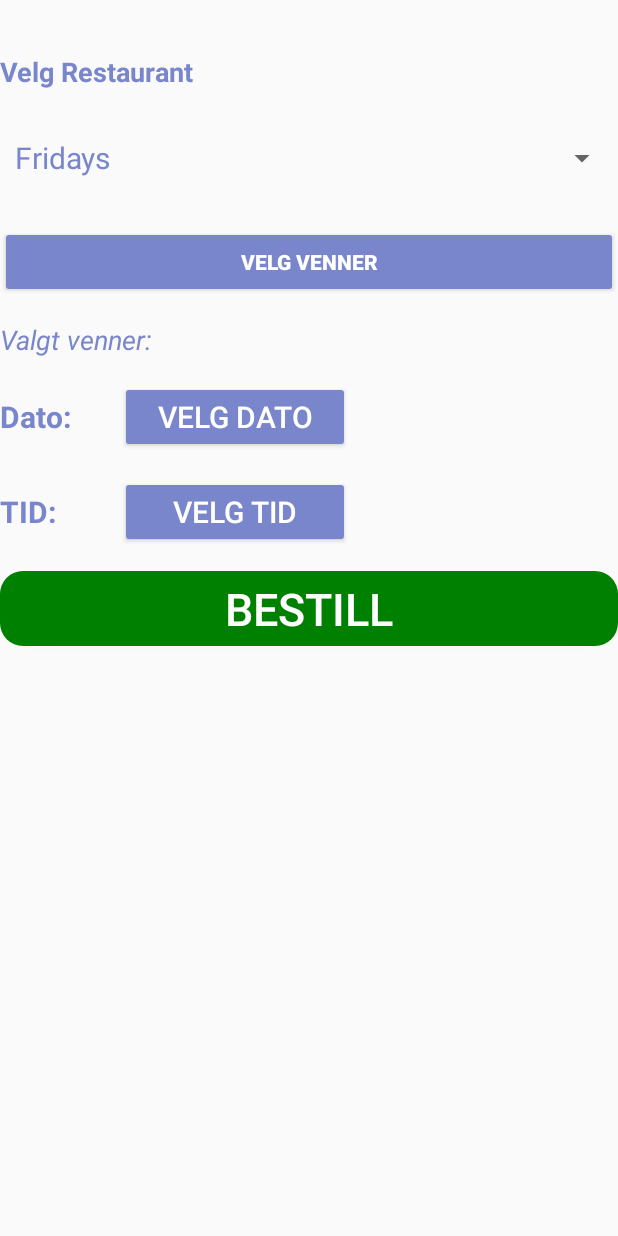
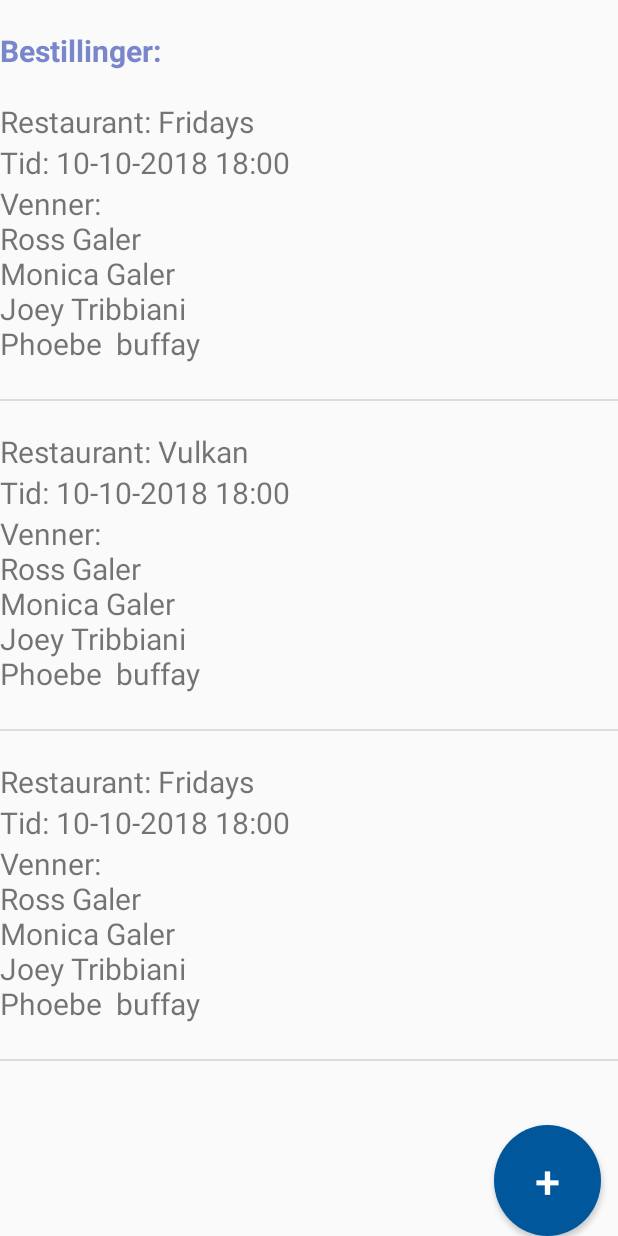
Before and after one commit to abdifatah-bashi/s309854-s309898-Mapp2, an Android app: the screen it shows after launch (BestillingAktivitet before the commit, BestillingListAktivitet after it), after a tap on an icon or button, on a phone screen of 412 x 824 dp. Run offline under Robolectric (Android 15) with nearby library versions, the phone set to English and light mode, and no system bars.

Commit message:
Lagt Bestilling list view

```diff
--- a/app/build.gradle
+++ b/app/build.gradle
@@ -25,4 +25,5 @@ dependencies {
     testImplementation 'junit:junit:4.12'
     androidTestImplementation 'com.android.support.test:runner:1.0.2'
     androidTestImplementation 'com.android.support.test.espresso:espresso-core:3.0.2'
+    implementation 'com.android.support:recyclerview-v7:28.0.0'
 }
--- a/app/src/main/AndroidManifest.xml
+++ b/app/src/main/AndroidManifest.xml
@@ -35,7 +35,8 @@
             android:name=".RedigerVennAktivitet"
             android:parentActivityName=".VennAktivitet" />
         <activity android:name=".BestillingAktivitet" />
-        <activity android:name=".InstillingAktivitet"></activity>
+        <activity android:name=".InstillingAktivitet" />
+        <activity android:name=".BestillingListAktivitet"></activity>
     </application>
 
 </manifest>
--- /dev/null
+++ b/app/src/main/java/oslomet/no/s309898_s309854/BestillingListAktivitet.java
@@ -0,0 +1,63 @@
+package oslomet.no.s309898_s309854;
+
+import android.content.Intent;
+import android.support.v7.app.AppCompatActivity;
+import android.os.Bundle;
+import android.support.v7.widget.LinearLayoutManager;
+import android.support.v7.widget.RecyclerView;
+import android.view.View;
+import android.widget.ListView;
+
+import java.util.ArrayList;
+import java.util.List;
+
+import oslomet.no.s309898_s309854.ListeAdapter.BestillingListeAdapter;
+import oslomet.no.s309898_s309854.ListeAdapter.RestaurantListeAdapter;
+import oslomet.no.s309898_s309854.modeller.Bestilling;
+import oslomet.no.s309898_s309854.modeller.Restaurant;
+import oslomet.no.s309898_s309854.modeller.Venn;
+
+public class BestillingListAktivitet extends AppCompatActivity {
+
+    private ListView listView;
+
+    @Override
+    protected void onCreate(Bundle savedInstanceState) {
+        super.onCreate(savedInstanceState);
+        setContentView(R.layout.aktivitet_bestilling_list);
+
+        listView = findViewById(R.id.bestilling_list_view);
+
+        // Restaurant
+        Restaurant restaurant1= new Restaurant("Fridays");
+        Restaurant restaurant2 = new Restaurant("Vulkan");
+        // Venner
+        ArrayList<Venn> liste = new ArrayList<>();
+        liste.add(new Venn("Ross", "Galer ", "45454567"));
+        liste.add(new Venn("Monica", "Galer ", "45454567"));
+        liste.add(new Venn("Joey", "Tribbiani ", "45454567"));
+        liste.add(new Venn("Phoebe ", "buffay ", "45454567"));
+        // Dato
+        String dato = "10-10-2018";
+        // tid
+        String tid = "18:00";
+        // Opprett list av bestillinger
+        ArrayList<Bestilling> bestillinger = new ArrayList<>();
+        bestillinger.add(new Bestilling(restaurant1, liste, dato, tid) );
+        bestillinger.add(new Bestilling(restaurant2, liste, dato, tid) );
+        bestillinger.add(new Bestilling(restaurant1, liste, dato, tid) );
+
+
+        BestillingListeAdapter adapter = new BestillingListeAdapter(this, R.layout.bestilling_list_view, bestillinger);
+        listView.setAdapter(adapter);
+
+
+    }
+
+
+    public void onNyBestilling(View view ){
+        Intent intent = new Intent(this, BestillingAktivitet.class);
+        startActivity(intent);
+
+    }
+}
--- /dev/null
+++ b/app/src/main/java/oslomet/no/s309898_s309854/ListeAdapter/BestillingListeAdapter.java
@@ -0,0 +1,116 @@
+package oslomet.no.s309898_s309854.ListeAdapter;
+
+import android.content.Context;
+import android.content.DialogInterface;
+import android.content.Intent;
+import android.graphics.Typeface;
+import android.support.annotation.NonNull;
+import android.support.v7.app.AlertDialog;
+import android.util.Log;
+import android.util.TypedValue;
+import android.view.LayoutInflater;
+import android.view.View;
+import android.view.ViewGroup;
+import android.widget.ArrayAdapter;
+import android.widget.ImageView;
+import android.widget.TextView;
+import android.widget.Toast;
+
+import java.util.ArrayList;
+import java.util.List;
+import java.util.StringJoiner;
+
+import oslomet.no.s309898_s309854.R;
+import oslomet.no.s309898_s309854.modeller.Bestilling;
+import oslomet.no.s309898_s309854.modeller.Venn;
+
+
+public class BestillingListeAdapter extends ArrayAdapter<Bestilling> {
+
+    private Context context;
+    private int resource;
+    private ArrayList<Bestilling> bestillingArrayList;
+
+
+
+
+    /**
+     * Holds variables in a View
+     */
+    private static class ViewHolder {
+        TextView restaurantName;
+        TextView  tid;
+        TextView venner;
+
+    }
+
+
+    public BestillingListeAdapter(Context context, int resource, ArrayList<Bestilling> bestillingArrayList) {
+
+        super(context, resource, bestillingArrayList);
+
+
+        this.bestillingArrayList = bestillingArrayList;
+        this.context = context;
+        this.resource = resource;
+    }
+
+    @NonNull
+    @Override
+    public View getView(final int position, View convertView, ViewGroup parent) {
+
+        String tid = getItem(position).getDato() + " " + getItem(position).getKlokkeslett();
+        String restaurantNavn = getItem(position).getRestaurant().getNavn();
+        List<Venn> venner  = getItem(position).getVenner();
+        List<String> vennNavn = new ArrayList<>();
+        for (int i = 0; i <venner.size() ; i++) {
+            vennNavn.add(venner.get(i).getFornavn() + " " + venner.get(i).getEtterNavn() );
+        }
+
+
+        //Create bestilling object
+        final Bestilling bestilling = new Bestilling(getItem(position).getRestaurant(), venner,
+                getItem(position).getDato(), getItem(position).getKlokkeslett());
+
+
+
+        //ViewHolder object
+        ViewHolder holder;
+
+
+        if(convertView == null){
+            LayoutInflater inflater = LayoutInflater.from(context);
+            convertView = inflater.inflate(resource, parent, false);
+            holder= new ViewHolder();
+
+            holder.restaurantName = convertView.findViewById(R.id.r_navn);
+            holder.tid = convertView.findViewById(R.id.bestilling_dato);
+            holder.venner = convertView.findViewById(R.id.b_venner);
+
+            convertView.setTag(holder);
+        }
+        else{
+            holder = (ViewHolder) convertView.getTag();
+        }
+
+
+
+
+        holder.restaurantName.setText("Restaurant: "+ restaurantNavn);
+        holder.tid.setText("Tid: " + tid);
+        holder.venner.setText("Venner: \n" + toString(vennNavn));
+        return convertView;
+    }
+
+    // Hjelp metode
+    public String toString(List<String> venner){
+        StringBuilder builder = new StringBuilder();
+        for(String v : venner) {
+            builder.append(v).append("\n");
+
+        }
+        return builder.toString();
+    }
+
+
+}
--- a/app/src/main/java/oslomet/no/s309898_s309854/MainActivity.java
+++ b/app/src/main/java/oslomet/no/s309898_s309854/MainActivity.java
@@ -28,7 +28,7 @@ public class MainActivity extends AppCompatActivity {
     }
 
     public void byttTilBestillingAktivitet (View view ){
-        Intent intent = new Intent(this, BestillingAktivitet.class);
+        Intent intent = new Intent(this, BestillingListAktivitet.class);
         startActivity(intent);
 
 
--- /dev/null
+++ b/app/src/main/java/oslomet/no/s309898_s309854/modeller/Bestilling.java
@@ -0,0 +1,61 @@
+package oslomet.no.s309898_s309854.modeller;
+
+import java.util.List;
+
+public class Bestilling {
+    private int Id;
+    private Restaurant restaurant;
+    private List<Venn> venner;
+    private String dato;
+    private String klokkeslett;
+
+
+
+
+    public Bestilling(Restaurant restaurant, List<Venn> venner, String dato, String klokkeslett) {
+        this.restaurant = restaurant;
+        this.venner = venner;
+        this.dato = dato;
+        this.klokkeslett = klokkeslett;
+    }
+
+    public void setId(int id) {
+        Id = id;
+    }
+
+    public void setRestaurant(Restaurant restaurant) {
+        this.restaurant = restaurant;
+    }
+
+    public void setVenner(List<Venn> venner) {
+        this.venner = venner;
+    }
+
+    public void setDato(String dato) {
+        this.dato = dato;
+    }
+
+    public void setKlokkeslett(String klokkeslett) {
+        this.klokkeslett = klokkeslett;
+    }
+
+    public int getId() {
+        return Id;
+    }
+
+    public Restaurant getRestaurant() {
+        return restaurant;
+    }
+
+    public List<Venn> getVenner() {
+        return venner;
+    }
+
+    public String getDato() {
+        return dato;
+    }
+
+    public String getKlokkeslett() {
+        return klokkeslett;
+    }
+}
--- /dev/null
+++ b/app/src/main/res/layout/aktivitet_bestilling_list.xml
@@ -0,0 +1,42 @@
+<?xml version="1.0" encoding="utf-8"?>
+<RelativeLayout xmlns:android="http://schemas.android.com/apk/res/android"
+    xmlns:app="http://schemas.android.com/apk/res-auto"
+    xmlns:tools="http://schemas.android.com/tools"
+    android:layout_width="match_parent"
+    android:layout_height="match_parent"
+    tools:context=".BestillingListAktivitet">
+
+    <android.support.v7.widget.AppCompatTextView
+        android:layout_width="match_parent"
+        android:layout_height="wrap_content"
+        android:id="@+id/tittel"
+        android:text="Bestillinger:"
+        android:layout_marginTop="20dp"
+        android:textColor="@color/blue"
+        android:textSize="20sp"
+        android:textStyle="bold"
+        />
+
+    <ListView
+        android:id="@+id/bestilling_list_view"
+        android:layout_width="match_parent"
+        android:layout_height="match_parent"
+        android:layout_below="@+id/tittel"
+        />
+
+    <Button
+        android:id="@+id/ny_bestilling_btn"
+        android:layout_width="71dp"
+        android:layout_height="74dp"
+        android:layout_alignParentBottom="true"
+        android:layout_alignParentEnd="true"
+        android:layout_gravity="bottom|right"
+        android:onClick="onNyBestilling"
+
+        android:layout_marginBottom="0dp"
+        android:layout_marginEnd="11dp"
+        android:background="@drawable/round_add_btn"
+        android:text="@string/pluss"
+        android:textColor="@android:color/white"
+        android:textSize="30dp" />
+</RelativeLayout>
--- a/app/src/main/res/layout/aktivitet_ny_restaurant.xml
+++ b/app/src/main/res/layout/aktivitet_ny_restaurant.xml
@@ -14,35 +14,46 @@
         />
 
     <android.support.v7.widget.AppCompatEditText
-        android:id="@+id/first_name"
+        android:id="@+id/rest_navn"
         android:layout_width="match_parent"
         android:layout_height="wrap_content"
         android:layout_alignParentStart="true"
         android:layout_alignParentTop="true"
         android:layout_marginTop="70dp"
         android:layout_marginBottom="20dp"
-        android:hint="Fornavn"
+        android:hint="Navn"
 
         android:textSize="20sp" />
 
     <android.support.v7.widget.AppCompatEditText
-        android:id="@+id/last_name"
+        android:id="@+id/rest_adrese"
         android:layout_width="match_parent"
         android:layout_height="wrap_content"
         android:layout_alignParentStart="true"
         android:layout_marginBottom="20dp"
-        android:layout_below="@+id/first_name"
-        android:hint="Etternavn"
+        android:layout_below="@+id/rest_navn"
+        android:hint="Adresse"
         android:textSize="20sp" />
 
     <android.support.v7.widget.AppCompatEditText
-        android:id="@+id/rest_phone"
+        android:id="@+id/rest_telefon"
         android:layout_width="match_parent"
         android:layout_height="wrap_content"
         android:layout_marginBottom="20dp"
         android:layout_alignParentStart="true"
-        android:layout_below="@+id/last_name"
+        android:layout_below="@+id/rest_adrese"
         android:hint="Telefon"
+        android:textSize="20sp" />
+
+
+    <android.support.v7.widget.AppCompatEditText
+        android:id="@+id/rest_type"
+        android:layout_width="match_parent"
+        android:layout_height="wrap_content"
+        android:layout_alignParentStart="true"
+        android:layout_marginBottom="20dp"
+        android:layout_below="@+id/rest_telefon"
+        android:hint="Type"
         android:textSize="20sp" />
 
 
@@ -52,5 +63,4 @@
 
 
 
-
 </RelativeLayout>
--- a/app/src/main/res/layout/aktivitet_restaurant.xml
+++ b/app/src/main/res/layout/aktivitet_restaurant.xml
@@ -4,7 +4,7 @@
     xmlns:tools="http://schemas.android.com/tools"
     android:layout_width="match_parent"
     android:layout_height="match_parent"
-    tools:context=".RestaurantActivity">
+    tools:context=".RestaurantAktivitet">
 
     <ListView
         android:id="@+id/restListView"
--- /dev/null
+++ b/app/src/main/res/layout/bestilling_list_view.xml
@@ -0,0 +1,38 @@
+<?xml version="1.0" encoding="utf-8"?>
+<RelativeLayout xmlns:android="http://schemas.android.com/apk/res/android"
+    android:layout_width="match_parent"
+    android:layout_height="match_parent">
+
+
+        android:layout_width="wrap_content"
+        android:layout_height="wrap_content">
+        <android.support.v7.widget.AppCompatTextView
+            android:id="@+id/r_navn"
+            android:layout_width="wrap_content"
+            android:layout_height="wrap_content"
+            android:layout_marginTop="20dp"
+            android:text="Restaurant navn"
+            android:textSize="20sp" />
+
+        <android.support.v7.widget.AppCompatTextView
+            android:layout_width="wrap_content"
+            android:layout_height="wrap_content"
+            android:id="@+id/bestilling_dato"
+            android:text="Dato"
+            android:layout_below="@+id/r_navn"
+            android:textSize="20sp" />
+
+        <android.support.v7.widget.AppCompatTextView
+            android:layout_width="wrap_content"
+            android:layout_height="wrap_content"
+            android:text="Venner Venner venner venner"
+            android:layout_below="@id/bestilling_dato"
+
+            android:id="@+id/b_venner"
+            android:textSize="20sp" />
+
+
+
+
+
+</RelativeLayout>
--- a/app/src/main/res/values/strings.xml
+++ b/app/src/main/res/values/strings.xml
@@ -3,7 +3,6 @@
     <string name="pluss">+</string>
     <string name="alert_restaurant_msg">Vil du slette restauranten?</string>
     <string name="alert_friend_msg">Vil du slette vennen?</string>
-
 
 
     <string name="action_settings">Settings</string>
@@ -17,7 +16,6 @@
     <string name="ok_label">Velg</string>
     <string name="dismiss_label">Avbryt</string>
     <string name="velg_venner">Velg venner</string>
-
 
 
     <string name="studenter">Studenter</string>
```
Also changed, not shown: 1 other file.
